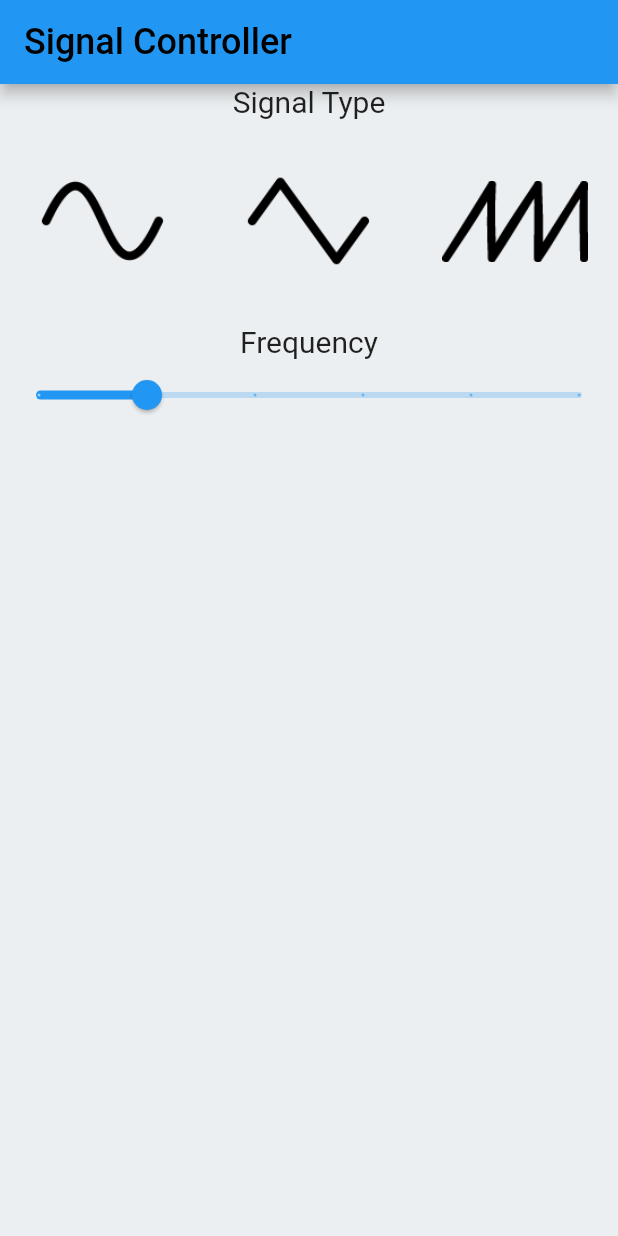
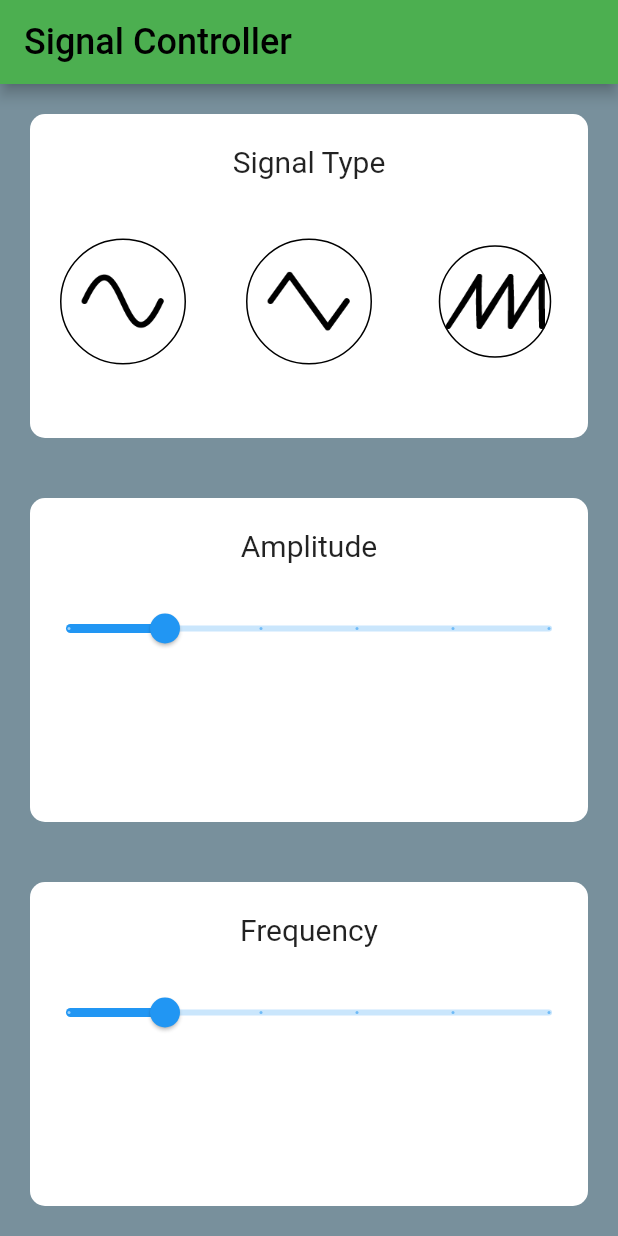
Before and after one commit to OmerMert/Smart-Signal-Generator, a Flutter app: the screen it shows after launch, on a phone screen of 412 x 824 dp. Run offline on Flutter 3.47's test engine with Material 2 defaults, Android fonts, the phone set to English and light mode, and no system bars.

Commit message:
Added Basic UI Elements

```diff
--- a/lib/main.dart
+++ b/lib/main.dart
@@ -11,32 +11,51 @@
   Widget build(BuildContext context) {
     return MaterialApp(
       home: Scaffold(
-        backgroundColor: Colors.blueGrey[50],
+        backgroundColor: Colors.blueGrey[400],
         appBar: AppBar(
-          backgroundColor: Colors.blue,
+          backgroundColor: Colors.green,
           title: Text(
             'Signal Controller',
             style: TextStyle(color: Colors.black, fontSize: 24),
           ),
         ),
-        body: SignalChoose(),
+        body: SafeArea(
+          child: Center(
+            child: Column(
+              children: [
+                Expanded(child: SignalType()),
+                Expanded(child: Amplitude()),
+                Expanded(child: Frequency()),
+              ],
+            ),
+          ),
+        ),
       ),
     );
   }
 }
 
-class SignalChoose extends StatelessWidget {
-  const SignalChoose({Key? key}) : super(key: key);
+class SignalType extends StatelessWidget {
+  const SignalType({Key? key}) : super(key: key);
 
   @override
   Widget build(BuildContext context) {
-    return Column(
+    return Container(
+      margin: EdgeInsets.all(20.0),
+      decoration: BoxDecoration(
+          borderRadius: BorderRadius.circular(10.0), color: Colors.white),
+      child: Column(
         children: [
-        Text('Signal Type', style: TextStyle(fontSize: 20 ),),
+          Container(
+            margin: EdgeInsets.all(20.0),
+            child: Text(
+              'Signal Type',
+              style: TextStyle(fontSize: 20),
+            ),
+          ),
           Buttons(),
-        Text('Frequency', style: TextStyle(fontSize: 20 ),),
-        MyStatefulWidget(),
         ],
+      ),
     );
   }
 }
@@ -50,23 +69,44 @@
       children: [
         Expanded(
           child: Padding(
-            padding: const EdgeInsets.all(12.0),
+            padding: const EdgeInsets.all(20.0),
+            child: Container(
+              decoration: BoxDecoration(
+                  shape: BoxShape.circle,
+                  color: Colors.white,
+                  border: Border.all(color: Colors.black)),
               child: TextButton(
                   onPressed: () => {}, child: Image.asset('images/sine.png')),
             ),
           ),
+        ),
         Expanded(
           child: Padding(
-            padding: const EdgeInsets.all(12.0),
+            padding: const EdgeInsets.all(20.0),
+            child: Container(
+              decoration: BoxDecoration(
+                  shape: BoxShape.circle,
+                  color: Colors.white,
+                  border: Border.all(color: Colors.black)),
               child: TextButton(
-                onPressed: () => {}, child: Image.asset('images/triangle.png')),
+                  onPressed: () => {},
+                  child: Image.asset('images/triangle.png')),
+            ),
           ),
         ),
         Expanded(
           child: Padding(
-            padding: const EdgeInsets.all(12.0),
+            padding: const EdgeInsets.all(20.0),
+            child: Container(
+              height: 75,
+              decoration: BoxDecoration(
+                  shape: BoxShape.circle,
+                  color: Colors.white,
+                  border: Border.all(color: Colors.black)),
               child: TextButton(
-                onPressed: () => {}, child: Image.asset('images/sawtooth.png')),
+                  onPressed: () => {},
+                  child: Image.asset('images/sawtooth.png')),
+            ),
           ),
         ),
       ],
@@ -74,14 +114,64 @@
   }
 }
 
-class MyStatefulWidget extends StatefulWidget {
-  const MyStatefulWidget({Key? key}) : super(key: key);
+class Amplitude extends StatelessWidget {
+  const Amplitude({Key? key}) : super(key: key);
 
   @override
-  State<MyStatefulWidget> createState() => _MyStatefulWidgetState();
+  Widget build(BuildContext context) {
+    return Container(
+      margin: EdgeInsets.all(20.0),
+      width: 500,
+      height: 150,
+      decoration: BoxDecoration(
+          borderRadius: BorderRadius.circular(10.0), color: Colors.white),
+      child: Column(
+        children: [
+          Container(
+            margin: EdgeInsets.all(20.0),
+            child: Text(
+              'Amplitude',
+              style: TextStyle(fontSize: 20),
+            ),
+          ),
+          FrequencySlider(),
+        ],
+      ),
+    );
+  }
 }
 
-class _MyStatefulWidgetState extends State<MyStatefulWidget> {
+class Frequency extends StatelessWidget {
+  const Frequency({Key? key}) : super(key: key);
+
+  @override
+  Widget build(BuildContext context) {
+    return Container(
+      margin: EdgeInsets.all(20.0),
+      decoration: BoxDecoration(
+          borderRadius: BorderRadius.circular(10.0), color: Colors.white),
+      child: Column(children: [
+        Container(
+          margin: EdgeInsets.all(20.0),
+          child: Text(
+            'Frequency',
+            style: TextStyle(fontSize: 20),
+          ),
+        ),
+        FrequencySlider(),
+      ]),
+    );
+  }
+}
+
+class FrequencySlider extends StatefulWidget {
+  const FrequencySlider({Key? key}) : super(key: key);
+
+  @override
+  State<FrequencySlider> createState() => _FrequencySliderState();
+}
+
+class _FrequencySliderState extends State<FrequencySlider> {
   double _currentSliderValue = 20;
 
   @override
```
Lines whose indentation alone changed are shown as unchanged.
